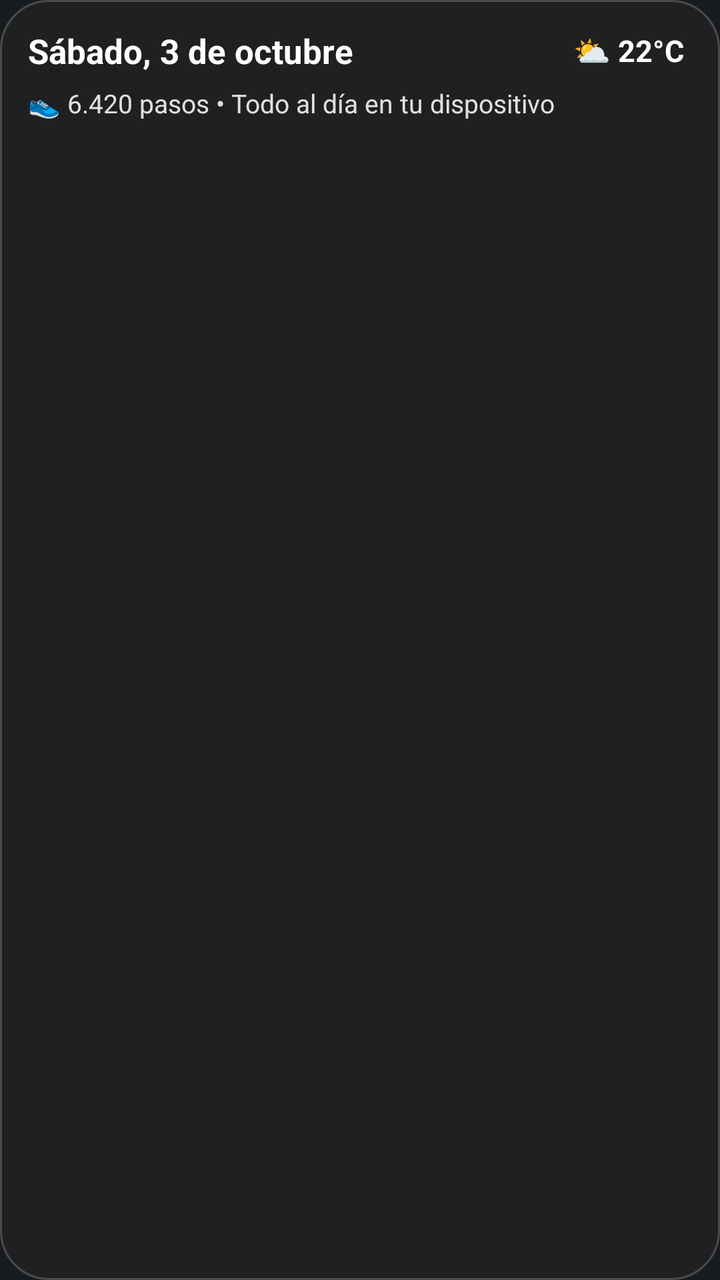
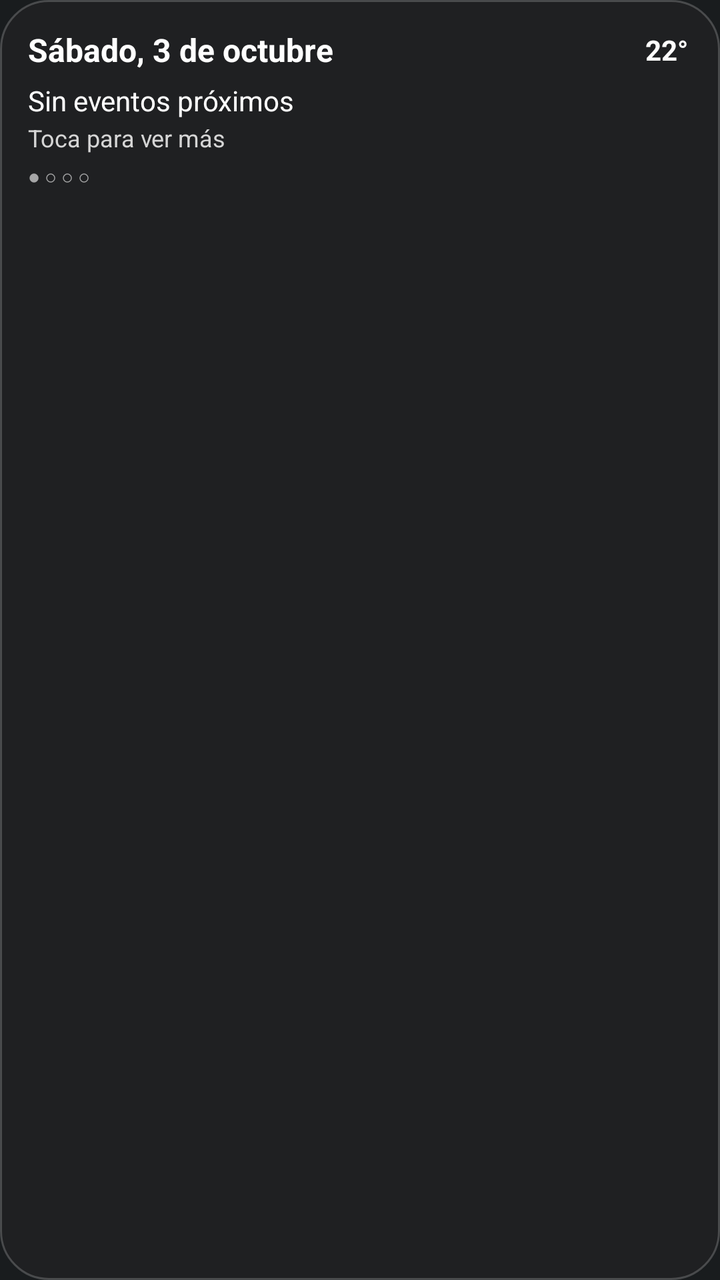

Compare the two renders of this Android layout. The source of the first and the diff that turns it into the second are given below.
<!-- AndroidManifest.xml: application theme Theme.MyApplication -->
<!-- res/layout/widget_at_a_glance.xml -->
<?xml version="1.0" encoding="utf-8"?>
<LinearLayout xmlns:android="http://schemas.android.com/apk/res/android"
    android:id="@+id/widget_root"
    android:layout_width="match_parent"
    android:layout_height="wrap_content"
    android:orientation="vertical"
    android:padding="14dp"
    android:background="@drawable/widget_background">

    
    <LinearLayout
        android:layout_width="match_parent"
        android:layout_height="wrap_content"
        android:orientation="horizontal"
        android:gravity="center_vertical">

        <TextView
            android:id="@+id/widget_date"
            android:layout_width="0dp"
            android:layout_height="wrap_content"
            android:layout_weight="1"
            android:text="Sábado, 3 de octubre"
            android:textSize="17sp"
            android:textStyle="bold"
            android:textColor="#FFFFFF" />

        <TextView
            android:id="@+id/widget_weather"
            android:layout_width="wrap_content"
            android:layout_height="wrap_content"
            android:text="⛅ 22°C"
            android:textSize="15sp"
            android:textStyle="bold"
            android:textColor="#FFFFFF"
            android:paddingStart="8dp"
            android:paddingEnd="4dp" />
    </LinearLayout>

    
    <LinearLayout
        android:id="@+id/widget_event_row"
        android:layout_width="match_parent"
        android:layout_height="wrap_content"
        android:orientation="horizontal"
        android:gravity="center_vertical"
        android:layout_marginTop="6dp">

        <TextView
            android:id="@+id/widget_event_text"
            android:layout_width="match_parent"
            android:layout_height="wrap_content"
            android:text="👟 6.420 pasos • Todo al día en tu dispositivo"
            android:textSize="13sp"
            android:textColor="#E0E0E0"
            android:maxLines="1"
            android:ellipsize="end" />
    </LinearLayout>

</LinearLayout>
<!-- resources referenced by this layout -->
<resources>
  <!-- drawable widget_background (drawable) -->
  <?xml version="1.0" encoding="utf-8"?>
  <shape xmlns:android="http://schemas.android.com/apk/res/android"
      android:shape="rectangle">
      <solid android:color="#D9202124" />
      <corners android:radius="24dp" />
      <stroke android:width="1dp" android:color="#33FFFFFF" />
  </shape>
  <style name="Theme.MyApplication" parent="android:Theme.DeviceDefault.NoActionBar" />
</resources>

<!-- the commit's change to res/layout/widget_at_a_glance.xml (unified diff, before → after) -->
@@ -9,6 +9,7 @@
 
     
     <LinearLayout
+        android:id="@+id/widget_header"
         android:layout_width="match_parent"
         android:layout_height="wrap_content"
         android:orientation="horizontal"
@@ -20,40 +21,63 @@
             android:layout_height="wrap_content"
             android:layout_weight="1"
             android:text="Sábado, 3 de octubre"
-            android:textSize="17sp"
+            android:textSize="16sp"
             android:textStyle="bold"
-            android:textColor="#FFFFFF" />
+            android:textColor="#FFFFFF"
+            android:maxLines="1"
+            android:ellipsize="end" />
 
         <TextView
             android:id="@+id/widget_weather"
             android:layout_width="wrap_content"
             android:layout_height="wrap_content"
-            android:text="⛅ 22°C"
-            android:textSize="15sp"
+            android:text="22°"
+            android:textSize="14sp"
             android:textStyle="bold"
             android:textColor="#FFFFFF"
             android:paddingStart="8dp"
-            android:paddingEnd="4dp" />
+            android:paddingEnd="2dp"
+            android:maxLines="1" />
     </LinearLayout>
 
     
     <LinearLayout
-        android:id="@+id/widget_event_row"
+        android:id="@+id/widget_content"
         android:layout_width="match_parent"
         android:layout_height="wrap_content"
-        android:orientation="horizontal"
-        android:gravity="center_vertical"
-        android:layout_marginTop="6dp">
+        android:orientation="vertical"
+        android:layout_marginTop="5dp">
 
         <TextView
-            android:id="@+id/widget_event_text"
+            android:id="@+id/widget_page_title"
             android:layout_width="match_parent"
             android:layout_height="wrap_content"
-            android:text="👟 6.420 pasos • Todo al día en tu dispositivo"
-            android:textSize="13sp"
-            android:textColor="#E0E0E0"
+            android:text="Sin eventos próximos"
+            android:textSize="14sp"
+            android:textColor="#FFFFFF"
             android:maxLines="1"
             android:ellipsize="end" />
+
+        <TextView
+            android:id="@+id/widget_page_sub"
+            android:layout_width="match_parent"
+            android:layout_height="wrap_content"
+            android:text="Toca para ver más"
+            android:textSize="12sp"
+            android:textColor="#D5D5D5"
+            android:maxLines="1"
+            android:ellipsize="end"
+            android:layout_marginTop="1dp" />
+
+        <TextView
+            android:id="@+id/widget_dots"
+            android:layout_width="match_parent"
+            android:layout_height="wrap_content"
+            android:text="● ○ ○ ○"
+            android:textSize="10sp"
+            android:textColor="#9AFFFFFF"
+            android:layout_marginTop="4dp"
+            android:maxLines="1" />
     </LinearLayout>
 
 </LinearLayout>
